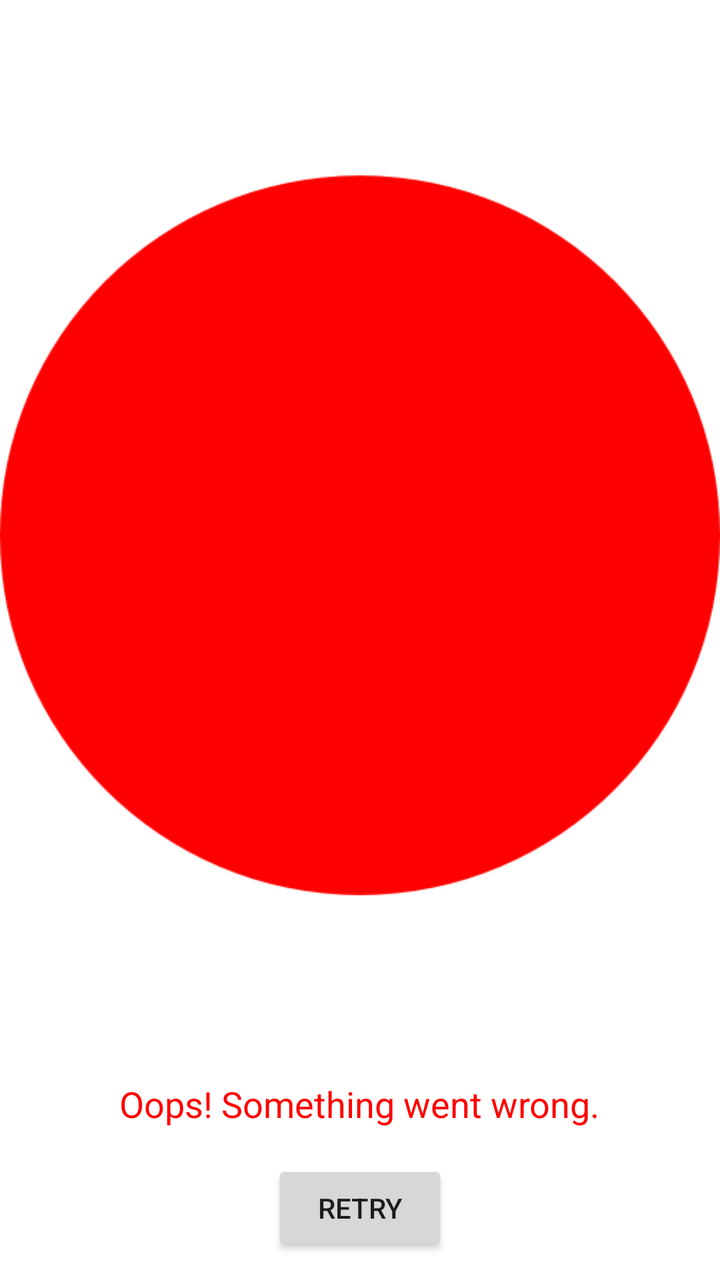
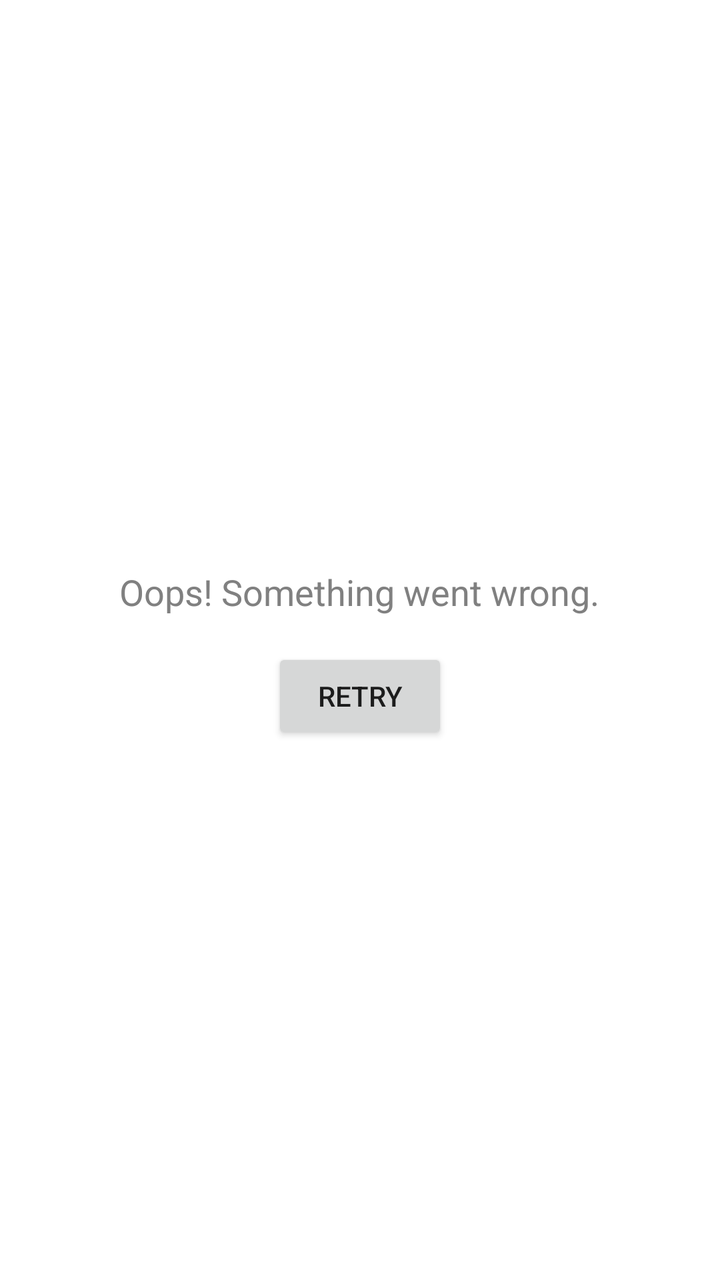

The first picture is an Android layout as it rendered before a commit; the second is the same layout after the commit. The layout source and the unified diff follow.
<!-- AndroidManifest.xml: application theme Theme.CatalogApps -->
<!-- res/layout/error_state.xml -->
<?xml version="1.0" encoding="utf-8"?>
<LinearLayout xmlns:android="http://schemas.android.com/apk/res/android"
    xmlns:app="http://schemas.android.com/apk/res-auto"
    android:layout_width="match_parent"
    android:layout_height="match_parent"
    android:gravity="center"
    android:orientation="vertical">

    <ImageView
        android:id="@+id/errorImageView"
        android:layout_width="wrap_content"
        android:layout_height="wrap_content"
        android:src="@drawable/error_icon"
        app:tint="@color/red" />

    <TextView
        android:id="@+id/errorTextView"
        android:layout_width="wrap_content"
        android:layout_height="wrap_content"
        android:layout_marginTop="16dp"
        android:text="@string/error_state_message"
        android:textColor="@color/red"
        android:textSize="18sp" />

    <Button
        android:id="@+id/retryButton"
        android:layout_width="wrap_content"
        android:layout_height="wrap_content"
        android:layout_marginTop="16dp"
        android:text="@string/retry" />

</LinearLayout>
<!-- resources referenced by this layout -->
<resources>
  <color name="red">#FF0000</color>
  <!-- drawable error_icon: png bitmap (drawable, 13251 bytes) -->
  <string name="error_state_message">Oops! Something went wrong.</string>
  <string name="retry">Retry</string>
  <style name="Theme.CatalogApps" parent="Base.Theme.CatalogApps" />
  <style name="Base.Theme.CatalogApps" parent="Theme.MaterialComponents.DayNight.NoActionBar">
          
          
          <item name="windowActionBar">false</item>
          <item name="windowNoTitle">true</item>
          <item name="colorPrimary">@color/design_default_color_primary</item>
          <item name="colorPrimaryVariant">@color/design_default_color_primary_variant</item>
          <item name="colorOnPrimary">@color/white</item>
      </style>
  <color name="white">#FFFFFFFF</color>
</resources>

<!-- the commit's change to res/layout/error_state.xml (unified diff, before → after) -->
@@ -8,9 +8,10 @@
 
     <ImageView
         android:id="@+id/errorImageView"
-        android:layout_width="wrap_content"
-        android:layout_height="wrap_content"
-        android:src="@drawable/error_icon"
+        android:layout_width="150dp"
+        android:layout_height="150dp"
+        android:visibility="gone"
+        app:srcCompat="@drawable/error_icon"
         app:tint="@color/red" />
 
     <TextView
@@ -19,7 +20,7 @@
         android:layout_height="wrap_content"
         android:layout_marginTop="16dp"
         android:text="@string/error_state_message"
-        android:textColor="@color/red"
+        android:textColor="@color/grey"
         android:textSize="18sp" />
 
     <Button
<!-- resource entries referenced after the edit -->
@@ -1,5 +1,6 @@
 <!-- resources referenced by this layout -->
 <resources>
+  <color name="grey">#808080</color>
   <color name="red">#FF0000</color>
   <!-- drawable error_icon: png bitmap (drawable, 13251 bytes) -->
   <string name="error_state_message">Oops! Something went wrong.</string>
